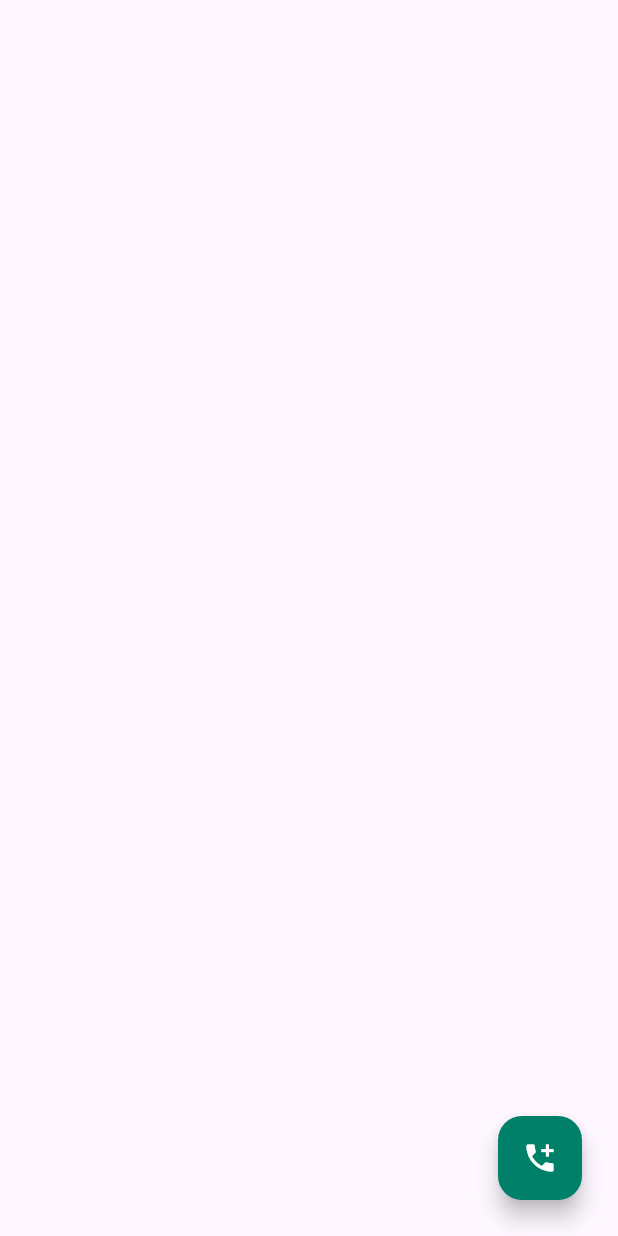
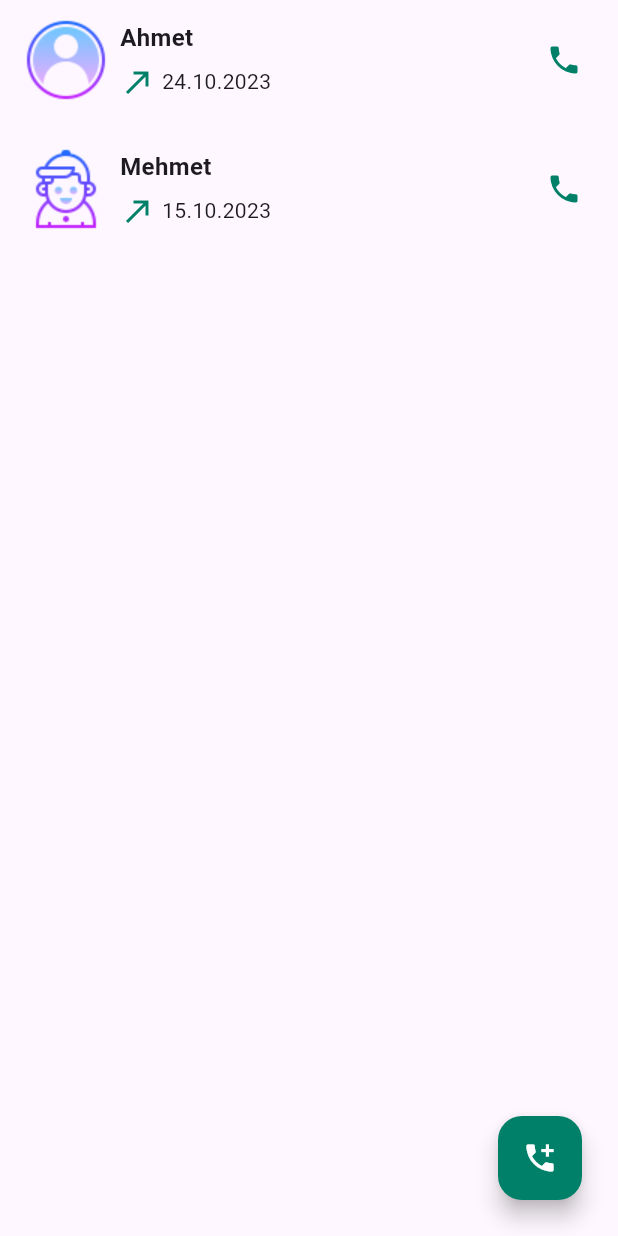
Before and after one commit to abdullah-aydogan/whatsapp-clone, a Flutter app: the Aramalar screen opened directly, on a phone screen of 412 x 824 dp. Run offline on Flutter 3.47's test engine with Material 2 defaults, Android fonts, the phone set to English and light mode, and no system bars.

Commit message:
aramalar ekrani tamamlandi

```diff
--- a/lib/data/entity/cagrilar.dart
+++ b/lib/data/entity/cagrilar.dart
@@ -6,5 +6,5 @@ class Cagrilar {
   String cagri_tarih;
   Kisiler kisi;
 
-  Cagrilar(this.cagri_id, this.cagri_tarih, this.kisi);
+  Cagrilar({required this.cagri_id, required this.cagri_tarih, required this.kisi});
 }
--- a/lib/ui/views/aramalar.dart
+++ b/lib/ui/views/aramalar.dart
@@ -1,6 +1,7 @@
 import 'package:flutter/material.dart';
-
+import 'package:whatsapp_clone/data/entity/cagrilar.dart';
 import '../../colors.dart';
+import '../../data/entity/kisiler.dart';
 
 class Aramalar extends StatefulWidget {
 
@@ -11,10 +12,97 @@ class Aramalar extends StatefulWidget {
 }
 
 class _AramalarState extends State<Aramalar> {
+
+  Future<List<Cagrilar>> cagrilariYukle() async {
+
+    var cagrilarListesi = <Cagrilar>[];
+
+    var kisi1 = Kisiler(kisi_id: 1, kisi_ad: "Ahmet", kisi_resim: "profile_default.png");
+    var kisi2 = Kisiler(kisi_id: 2, kisi_ad: "Mehmet", kisi_resim: "profile_1.png");
+
+    var c1 = Cagrilar(cagri_id: 1, cagri_tarih: "24.10.2023", kisi: kisi1);
+    var c2 = Cagrilar(cagri_id: 2, cagri_tarih: "15.10.2023", kisi: kisi2);
+
+    cagrilarListesi.add(c1);
+    cagrilarListesi.add(c2);
+
+    return cagrilarListesi;
+  }
+
   @override
   Widget build(BuildContext context) {
     return Scaffold(
-      body: const Center(),
+      body: FutureBuilder<List<Cagrilar>>(
+        future: cagrilariYukle(),
+        builder: (context, snapshot) {
+          if(snapshot.hasData) {
+            var cagrilarListesi = snapshot.data;
+
+            return ListView.builder(
+              itemCount: cagrilarListesi!.length,
+              itemBuilder: (context, index) {
+                var cagri = cagrilarListesi[index];
+
+                return Padding(
+                  padding: const EdgeInsets.only(top: 8.0, bottom: 14.0, left: 12.0, right: 12.0),
+                  child: GestureDetector(
+                    onTap: () {
+                      ScaffoldMessenger.of(context).showSnackBar(
+                          SnackBar(
+                              content: Text("${cagri.kisi.kisi_ad} tıklandı.")
+                          )
+                      );
+                    },
+                    child: Container(
+                      color: Colors.transparent,
+                      child: Row(
+                        children: [
+                          Image.asset("resimler/${cagri.kisi.kisi_resim}"),
+                          const SizedBox(width: 4),
+                          Column(
+                            crossAxisAlignment: CrossAxisAlignment.start,
+                            children: [
+                              Text(cagri.kisi.kisi_ad,
+                                style: const TextStyle(
+                                  fontWeight: FontWeight.bold,
+                                  fontSize: 16,
+                                ),
+                              ),
+                              const SizedBox(height: 6),
+                              Row(
+                                children: [
+                                  Icon(Icons.call_made, color: primaryColor),
+                                  const SizedBox(width: 4),
+                                  Text(cagri.cagri_tarih),
+                                ],
+                              ),
+                            ],
+                          ),
+                          const Spacer(),
+                          IconButton(
+                            onPressed: () {
+                              ScaffoldMessenger.of(context).showSnackBar(
+                                  SnackBar(
+                                      content: Text("${cagri.kisi.kisi_ad} aranıyor...")
+                                  )
+                              );
+                            },
+                            icon: Icon(Icons.phone, color: primaryColor),
+                          ),
+                        ],
+                      ),
+                    ),
+                  ),
+                );
+              },
+            );
+          }
+
+          else {
+            return const Center();
+          }
+        },
+      ),
       floatingActionButton: Padding(
         padding: const EdgeInsets.all(8.0),
         child: FloatingActionButton(
```
Also changed, not shown: lib/ui/views/sohbetler.dart (+7 -1 lines).
